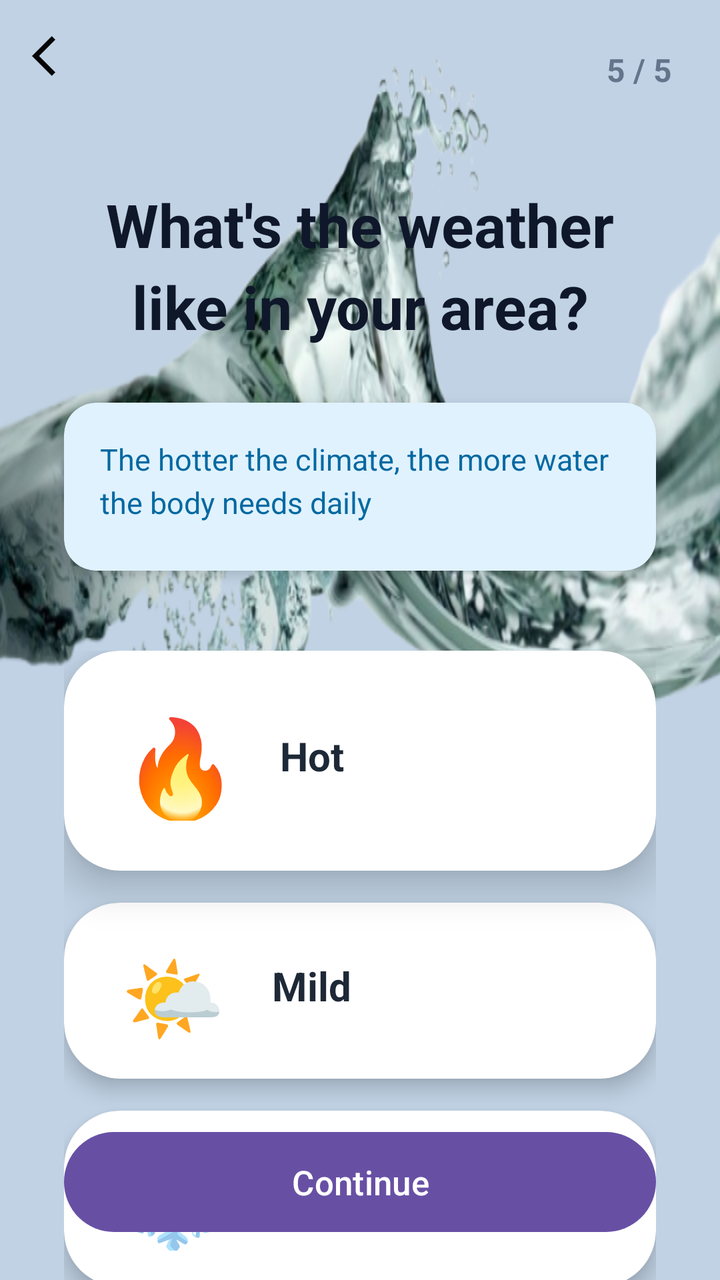
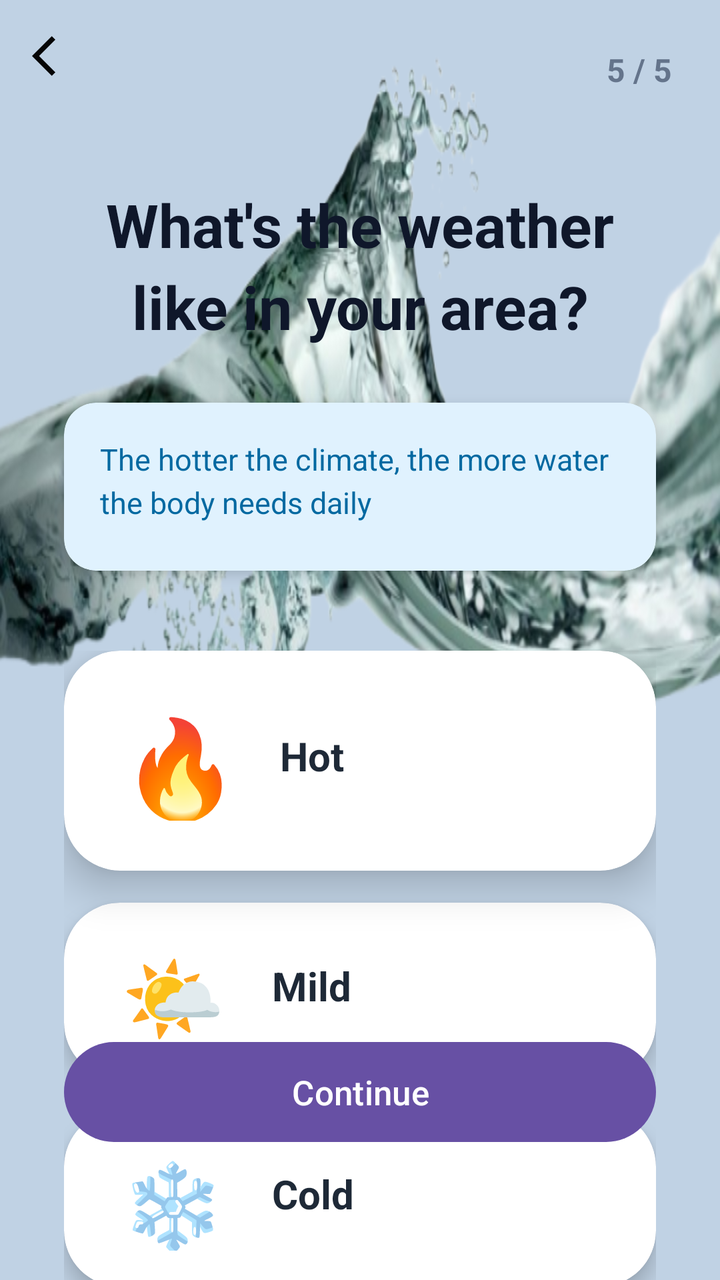

Before-and-after screenshots of an Android layout around one commit, followed by the original layout XML and the change that was made.
<!-- AndroidManifest.xml: application theme Theme.WaterReminder -->
<!-- res/layout/activity_weather_selection.xml -->
<?xml version="1.0" encoding="utf-8"?>
<androidx.constraintlayout.widget.ConstraintLayout xmlns:android="http://schemas.android.com/apk/res/android"
    xmlns:app="http://schemas.android.com/apk/res-auto"
    android:layout_width="match_parent"
    android:layout_height="match_parent"
    xmlns:tools="http://schemas.android.com/tools"
    android:background="#C0D2E4">

    <ImageView
        android:layout_width="wrap_content"
        android:layout_height="0dp"
        android:background="@drawable/bgwater"
        tools:ignore="MissingConstraints"
        tools:layout_editor_absoluteX="0dp"
        tools:layout_editor_absoluteY="290dp" />

    
    <ImageView
        android:id="@+id/btn_back"
        android:layout_width="wrap_content"
        android:layout_height="wrap_content"
        android:src="@drawable/baseline_arrow_back_ios_24"
        android:padding="16dp"
        app:layout_constraintTop_toTopOf="parent"
        app:layout_constraintStart_toStartOf="parent" />

    <TextView
        android:id="@+id/tv_step"
        android:layout_width="wrap_content"
        android:layout_height="wrap_content"
        android:text="5 / 5"
        android:textSize="16sp"
        android:textColor="#64748B"
        android:textStyle="bold"
        app:layout_constraintTop_toTopOf="parent"
        app:layout_constraintEnd_toEndOf="parent"
        android:layout_marginTop="24dp"
        android:layout_marginEnd="24dp" />

    
    <TextView
        android:id="@+id/tv_title"
        android:layout_width="0dp"
        android:layout_height="wrap_content"
        android:text="What's the weather like in your area?"
        android:textSize="30sp"
        android:textColor="#0F172A"
        android:textStyle="bold"
        android:gravity="center"
        android:lineSpacingExtra="6dp"
        app:layout_constraintTop_toBottomOf="@id/btn_back"
        app:layout_constraintStart_toStartOf="parent"
        app:layout_constraintEnd_toEndOf="parent"
        android:layout_marginTop="36dp"
        android:layout_marginHorizontal="32dp" />

    
    <androidx.cardview.widget.CardView
        android:id="@+id/info_card"
        android:layout_width="0dp"
        android:layout_height="wrap_content"
        app:cardCornerRadius="16dp"
        app:cardElevation="4dp"
        app:cardBackgroundColor="#E0F2FE"
        android:layout_marginHorizontal="32dp"
        app:layout_constraintTop_toBottomOf="@id/tv_title"
        app:layout_constraintStart_toStartOf="parent"
        app:layout_constraintEnd_toEndOf="parent"
        android:layout_marginTop="28dp">

        <LinearLayout
            android:layout_width="match_parent"
            android:layout_height="wrap_content"
            android:orientation="horizontal"
            android:padding="18dp"
            android:gravity="center_vertical">

            <TextView
                android:layout_width="0dp"
                android:layout_weight="5"
                android:layout_height="48dp"
                android:text="The hotter the climate, the more water the body needs daily"
                android:textSize="15sp"
                android:textColor="#0369A1"
                android:lineSpacingExtra="4dp" />

        </LinearLayout>
    </androidx.cardview.widget.CardView>

    
    <LinearLayout
        android:layout_width="0dp"
        android:layout_height="wrap_content"
        android:orientation="vertical"
        app:layout_constraintTop_toBottomOf="@id/info_card"
        app:layout_constraintStart_toStartOf="parent"
        app:layout_constraintEnd_toEndOf="parent"
        android:layout_marginTop="40dp"
        android:layout_marginHorizontal="32dp">

        
        <androidx.cardview.widget.CardView
            android:id="@+id/temptHot"
            android:layout_width="match_parent"
            android:layout_height="110dp"
            app:cardCornerRadius="28dp"
            app:cardElevation="12dp"
            app:cardBackgroundColor="#FFFFFF"
            android:layout_marginBottom="16dp">

            <LinearLayout
                android:layout_width="match_parent"
                android:layout_height="match_parent"
                android:orientation="horizontal"
                android:gravity="center_vertical"
                android:paddingHorizontal="28dp">

                <TextView
                    android:layout_width="60dp"
                    android:layout_height="60dp"
                    android:text="🔥"
                    android:textSize="48sp"
                    android:gravity="center" />

                <TextView
                    android:layout_width="0dp"
                    android:layout_height="32dp"
                    android:layout_weight="1"
                    android:text="Hot"
                    android:textSize="20sp"
                    android:textColor="#1E2937"
                    android:textStyle="bold"
                    android:layout_marginStart="20dp" />

            </LinearLayout>
        </androidx.cardview.widget.CardView>

        
        <androidx.cardview.widget.CardView
            android:id="@+id/temptMild"
            android:layout_width="match_parent"
            android:layout_height="88dp"
            app:cardCornerRadius="28dp"
            app:cardElevation="6dp"
            app:cardBackgroundColor="#FFFFFF"
            android:layout_marginBottom="16dp">

            <LinearLayout
                android:layout_width="match_parent"
                android:layout_height="match_parent"
                android:orientation="horizontal"
                android:gravity="center_vertical"
                android:paddingHorizontal="28dp">

                <TextView
                    android:layout_width="52dp"
                    android:layout_height="52dp"
                    android:text="🌤️"
                    android:textSize="42sp"
                    android:gravity="center" />

                <TextView
                    android:layout_width="0dp"
                    android:layout_height="32dp"
                    android:layout_weight="1"
                    android:text="Mild"
                    android:textSize="20sp"
                    android:textColor="#1E2937"
                    android:textStyle="bold"
                    android:layout_marginStart="24dp" />

            </LinearLayout>
        </androidx.cardview.widget.CardView>

        
        <androidx.cardview.widget.CardView
            android:id="@+id/temptCold"
            android:layout_width="match_parent"
            android:layout_height="88dp"
            app:cardCornerRadius="28dp"
            app:cardElevation="6dp"
            app:cardBackgroundColor="#FFFFFF">

            <LinearLayout
                android:layout_width="match_parent"
                android:layout_height="match_parent"
                android:orientation="horizontal"
                android:gravity="center_vertical"
                android:paddingHorizontal="28dp">

                <TextView
                    android:layout_width="52dp"
                    android:layout_height="52dp"
                    android:text="❄️"
                    android:textSize="42sp"
                    android:gravity="center" />

                <TextView
                    android:layout_width="0dp"
                    android:layout_height="32dp"
                    android:layout_weight="1"
                    android:text="Cold"
                    android:textSize="20sp"
                    android:textColor="#1E2937"
                    android:textStyle="bold"
                    android:layout_marginStart="24dp" />

            </LinearLayout>
        </androidx.cardview.widget.CardView>

    </LinearLayout>

    
    <com.google.android.material.button.MaterialButton
        android:id="@+id/btn_next"
        android:layout_width="0dp"
        android:layout_height="58dp"
        android:text="Continue"
        android:textSize="17sp"
        app:cornerRadius="30dp"
        app:layout_constraintBottom_toBottomOf="parent"
        app:layout_constraintStart_toStartOf="parent"
        app:layout_constraintEnd_toEndOf="parent"
        android:layout_marginHorizontal="32dp"
        android:layout_marginBottom="20dp" />

</androidx.constraintlayout.widget.ConstraintLayout>
<!-- resources referenced by this layout -->
<resources>
  <!-- drawable baseline_arrow_back_ios_24 (drawable) -->
  <vector xmlns:android="http://schemas.android.com/apk/res/android" android:autoMirrored="true" android:height="24dp" android:tint="#050505" android:viewportHeight="24" android:viewportWidth="24" android:width="24dp">
        
      <path android:fillColor="@android:color/white" android:pathData="M11.67,3.87L9.9,2.1 0,12l9.9,9.9 1.77,-1.77L3.54,12z"/>
      
  </vector>
  <!-- drawable bgwater: png bitmap (drawable, 358820 bytes) -->
  <style name="Theme.WaterReminder" parent="Base.Theme.WaterReminder" />
  <style name="Base.Theme.WaterReminder" parent="Theme.Material3.DayNight.NoActionBar">
          
          
      </style>
</resources>

<!-- the commit's change to res/layout/activity_weather_selection.xml (unified diff, before → after) -->
@@ -222,6 +222,6 @@
         app:layout_constraintStart_toStartOf="parent"
         app:layout_constraintEnd_toEndOf="parent"
         android:layout_marginHorizontal="32dp"
-        android:layout_marginBottom="20dp" />
+        android:layout_marginBottom="65dp" />
 
 </androidx.constraintlayout.widget.ConstraintLayout>
